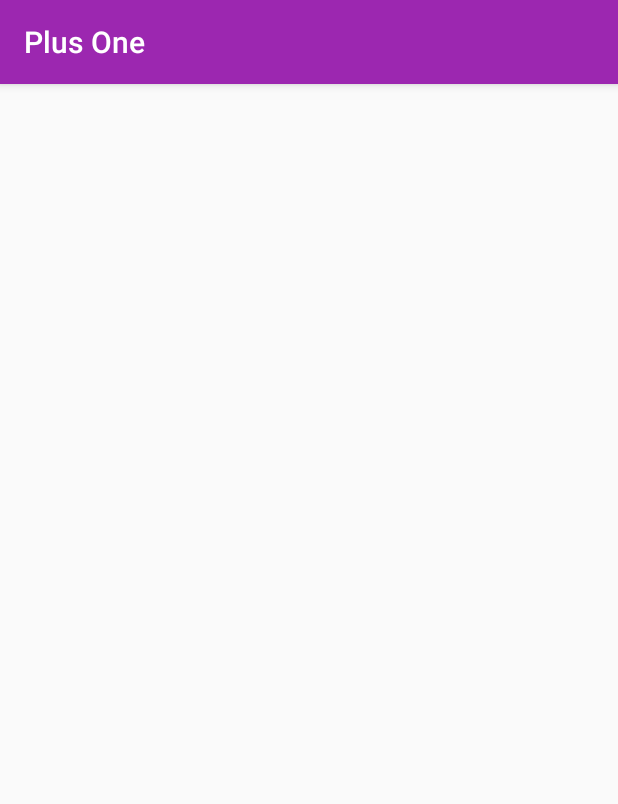
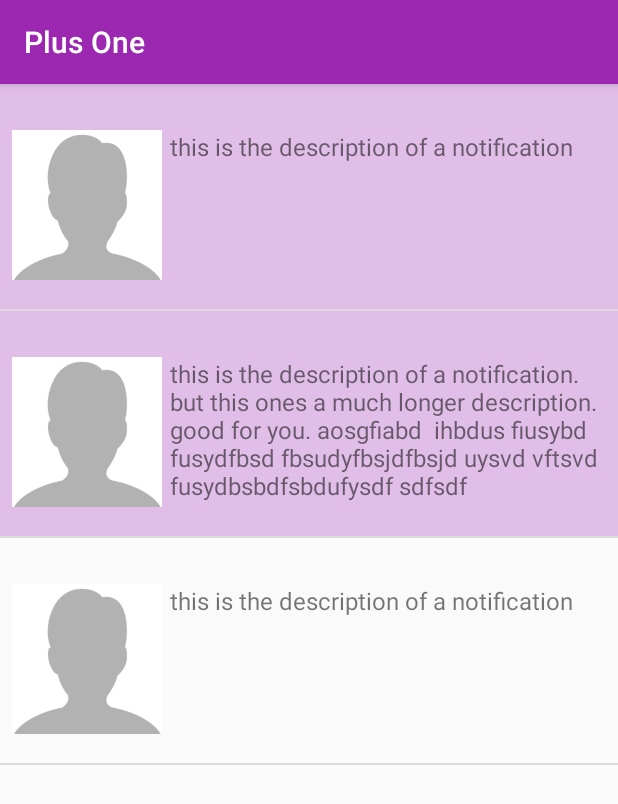
Before and after one commit to snorris31/PlusOne, an Android app: the fragment NotificationsFragment shown on its own in the app's theme, on a phone screen of 412 x 824 dp. Shown: the top 804 px of the screen. Run offline under Robolectric (Android 15) with nearby library versions, the phone set to English and light mode, and no system bars.

Commit message:
notifications!

```diff
--- a/app/src/main/java/com/example/sara/plusone/NotificationsFragment.java
+++ b/app/src/main/java/com/example/sara/plusone/NotificationsFragment.java
@@ -7,8 +7,17 @@ import android.support.v4.app.Fragment;
 import android.view.LayoutInflater;
 import android.view.View;
 import android.view.ViewGroup;
+import android.widget.ListView;
+
+import com.example.sara.plusone.adapters.NotificationAdapter;
+import com.example.sara.plusone.objects.Notification;
+
+import java.util.ArrayList;
 
 public class NotificationsFragment extends Fragment {
+
+    ListView listView;
+    NotificationAdapter adapter;
 
     public NotificationsFragment() {
     }
@@ -18,6 +27,14 @@ public class NotificationsFragment extends Fragment {
                              Bundle savedInstanceState) {
         View view = inflater.inflate(R.layout.fragment_notifications, container, false);
 
+        listView = (ListView)view.findViewById(R.id.notification_list);
+        ArrayList<Notification> notifications = new ArrayList<>();
+        notifications.add(new Notification("-1","-1","-1","-1","this is the description of a notification", false));
+        notifications.add(new Notification("-1","-1","-1","-1","this is the description of a notification. but this ones a much longer description. good for you. aosgfiabd  ihbdus fiusybd fusydfbsd fbsudyfbsjdfbsjd uysvd vftsvd fusydbsbdfsbdufysdf sdfsdf", false));
+        notifications.add(new Notification("-1","-1","-1","-1","this is the description of a notification", true));
+        adapter = new NotificationAdapter(getActivity(), R.layout.notification_segment, notifications);
+        listView.setAdapter(adapter);
+
         return view;
     }
 }
--- /dev/null
+++ b/app/src/main/java/com/example/sara/plusone/adapters/NotificationAdapter.java
@@ -0,0 +1,83 @@
+package com.example.sara.plusone.adapters;
+
+import android.app.Activity;
+import android.content.Context;
+import android.os.Handler;
+import android.os.Looper;
+import android.view.LayoutInflater;
+import android.view.View;
+import android.view.ViewGroup;
+import android.widget.ArrayAdapter;
+import android.widget.Button;
+import android.widget.Filterable;
+import android.widget.ImageView;
+import android.widget.RelativeLayout;
+import android.widget.TextView;
+
+import com.example.sara.plusone.R;
+import com.example.sara.plusone.enums.EventType;
+import com.example.sara.plusone.listeners.EventViewListener;
+import com.example.sara.plusone.objects.Event;
+import com.example.sara.plusone.objects.Notification;
+
+import java.util.ArrayList;
+import java.util.zip.Inflater;
+
+/**
+ * Created by Zack on 3/26/2016.
+ */
+public class NotificationAdapter extends ArrayAdapter<Notification> {
+
+    private int resource;
+    private Context context;
+    private ArrayList<Notification> notifications;
+
+    public NotificationAdapter(Context context, int resource, ArrayList<Notification> notifications) {
+        super(context, resource, notifications);
+        this.context = context;
+        this.resource = resource;
+        this.notifications = notifications;
+    }
+
+    @Override
+    public View getView(final int position, View convertView, ViewGroup parent) {
+        final Holder holder;
+        LayoutInflater inflater = ((Activity)context).getLayoutInflater();
+
+        if (convertView == null) {
+            convertView = inflater.inflate(resource, parent, false);
+            holder = new Holder();
+
+            holder.layout = (RelativeLayout)convertView.findViewById(R.id.layout);
+
+            holder.userImage = (ImageView)convertView.findViewById(R.id.user_image);
+
+            holder.body = (TextView)convertView.findViewById(R.id.body);
+
+            //TODO fetch event by ID
+            //convertView.setOnClickListener(new EventViewListener(inflater, event, context));
+
+            convertView.setTag(holder);
+        } else {
+            holder = (Holder)convertView.getTag();
+        }
+        Notification notification = notifications.get(position);
+        if (!notification.seen) {
+            holder.layout.setBackgroundColor(context.getResources().getColor(R.color.colorPrimaryLight));
+            notification.seen = true;
+        }
+        //TODO fetch user info from anySenderID
+        //holder.userImage = ...
+        holder.body.setText(notification.body);
+
+
+        return convertView;
+    }
+
+    static class Holder {
+        RelativeLayout layout;
+        ImageView userImage;
+        TextView body;
+    }
+
+}
--- /dev/null
+++ b/app/src/main/java/com/example/sara/plusone/objects/Notification.java
@@ -0,0 +1,23 @@
+package com.example.sara.plusone.objects;
+
+/**
+ * Created by Zack on 3/26/2016.
+ */
+public class Notification {
+
+    public String id;
+    public String affectedUserID;
+    public String anySenderID;
+    public String affectedEventID;
+    public String body;
+    public boolean seen;
+
+    public Notification(String id, String affectedUserID, String anySenderID, String affectedEventID, String body, boolean seen) {
+        this.id = id;
+        this.affectedUserID = affectedUserID;
+        this.anySenderID = anySenderID;
+        this.affectedEventID = affectedEventID;
+        this.body = body;
+        this.seen = seen;
+    }
+}
--- a/app/src/main/res/layout/event_segment.xml
+++ b/app/src/main/res/layout/event_segment.xml
@@ -1,10 +1,12 @@
 <?xml version="1.0" encoding="utf-8"?>
 <RelativeLayout
+    android:id="@+id/layout"
     xmlns:android="http://schemas.android.com/apk/res/android"
-    android:orientation="vertical"
     android:layout_width="match_parent"
     android:layout_height="match_parent"
-    android:layout_marginTop="5dp">
+    android:paddingTop="5dp"
+    android:paddingLeft="8dp"
+    android:paddingStart="8dp">
 
     <TextView
         android:id="@+id/title"
--- a/app/src/main/res/layout/fragment_events.xml
+++ b/app/src/main/res/layout/fragment_events.xml
@@ -2,8 +2,6 @@
     xmlns:tools="http://schemas.android.com/tools"
     android:layout_width="match_parent"
     android:layout_height="match_parent"
-    android:paddingLeft="8dp"
-    android:paddingStart="8dp"
     tools:context="com.example.sara.plusone.EventsFragment">
 
     <ListView
--- a/app/src/main/res/layout/fragment_home.xml
+++ b/app/src/main/res/layout/fragment_home.xml
@@ -11,6 +11,7 @@
         android:layout_width="wrap_content"
         android:layout_height="wrap_content"
         android:layout_centerHorizontal="true"
+        android:layout_marginTop="8dp"
         android:textSize="20sp"
         android:text="Your events"/>
 
--- a/app/src/main/res/layout/fragment_notifications.xml
+++ b/app/src/main/res/layout/fragment_notifications.xml
@@ -1,18 +1,15 @@
-<FrameLayout xmlns:android="http://schemas.android.com/apk/res/android"
+<FrameLayout
+    xmlns:android="http://schemas.android.com/apk/res/android"
     xmlns:tools="http://schemas.android.com/tools"
     android:layout_width="match_parent"
     android:layout_height="match_parent"
     tools:context="com.example.sara.plusone.NotificationsFragment">
 
-    <!-- TODO: Update blank fragment layout -->
-    <TextView
+    <ListView
+        android:id="@+id/notification_list"
         android:layout_width="match_parent"
-        android:layout_height="match_parent" />
-
-    <ListView
-        android:layout_width="wrap_content"
-        android:layout_height="wrap_content"
-        android:id="@+id/listView2"
-        android:layout_gravity="center" />
+        android:layout_height="match_parent"
+        android:fastScrollEnabled="true"
+        android:fastScrollAlwaysVisible="false"/>
 
 </FrameLayout>
--- /dev/null
+++ b/app/src/main/res/layout/notification_segment.xml
@@ -0,0 +1,32 @@
+<?xml version="1.0" encoding="utf-8"?>
+<RelativeLayout
+    android:id="@+id/layout"
+    xmlns:android="http://schemas.android.com/apk/res/android"
+    android:layout_width="match_parent"
+    android:layout_height="150dp"
+    android:paddingTop="5dp"
+    android:paddingLeft="8dp"
+    android:paddingStart="8dp">
+
+    <ImageView
+        android:id="@+id/user_image"
+        android:layout_width="100dp"
+        android:layout_height="100dp"
+        android:layout_marginTop="25dp"
+        android:layout_marginRight="5dp"
+        android:layout_marginEnd="5dp"
+        android:src="@drawable/generic_user"
+        android:contentDescription="user image"/>
+
+    <TextView
+        android:id="@+id/body"
+        android:textSize="16sp"
+        android:layout_width="wrap_content"
+        android:layout_height="wrap_content"
+        android:layout_alignParentRight="true"
+        android:layout_alignParentEnd="true"
+        android:layout_alignTop="@id/user_image"
+        android:layout_toRightOf="@id/user_image"
+        android:layout_toEndOf="@id/user_image"/>
+
+</RelativeLayout>
```
Also changed, not shown: app/src/main/java/com/example/sara/plusone/adapters/EventAdapter.java (+21 -49 lines), app/src/main/java/com/example/sara/plusone/listeners/EventViewListener.java (added, +63 -0 lines), app/src/main/res/drawable/generic_user.jpg (added).
